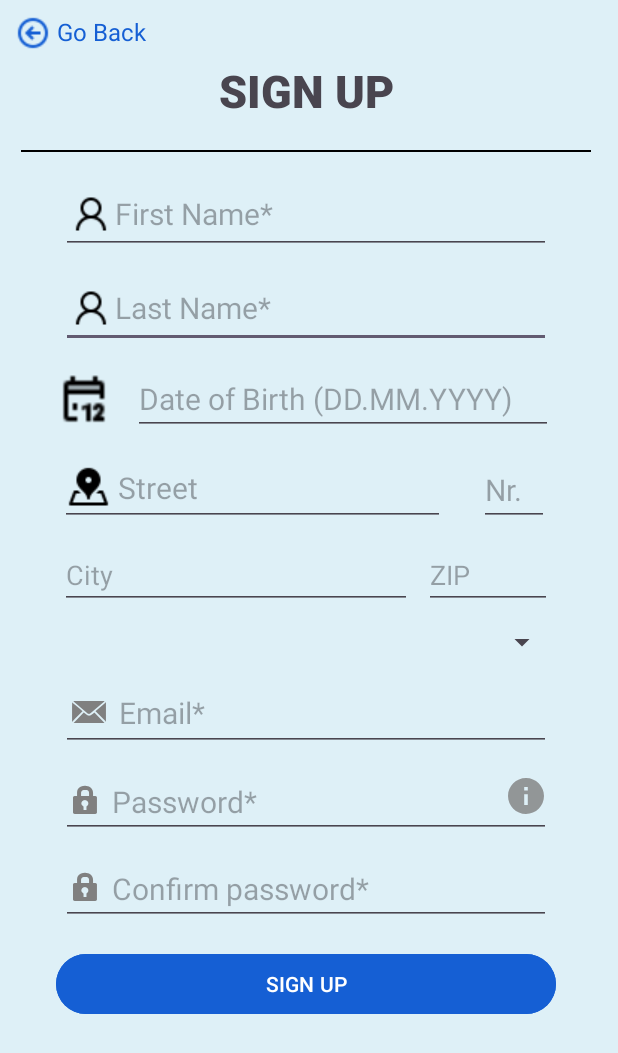
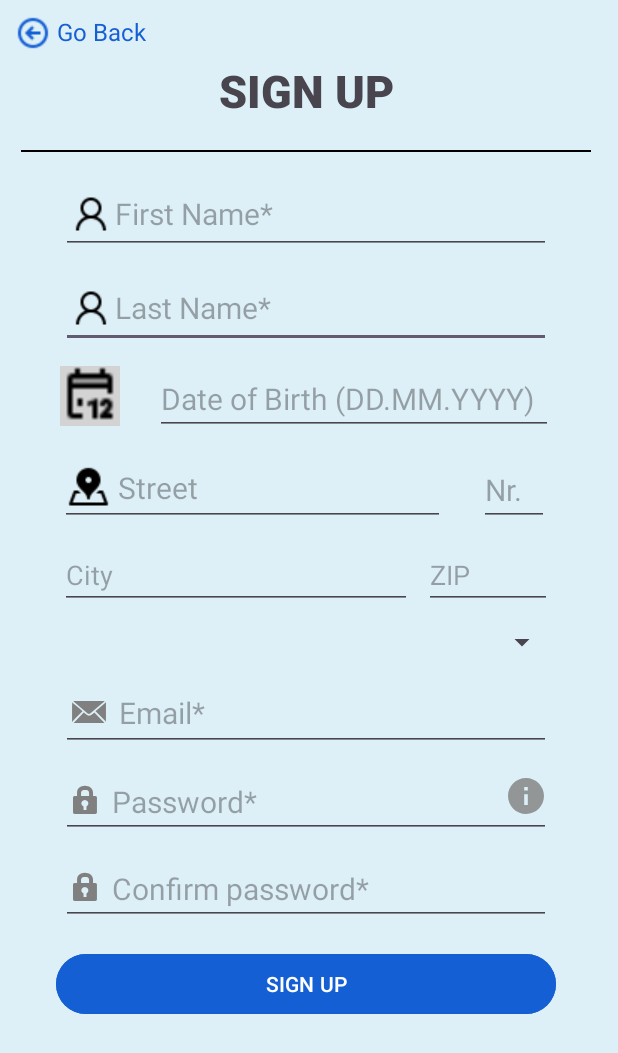
Before and after one commit to yernaz-togizbayev/travel_planner_app, an Android app: the SignUpActivity screen opened directly, with no data from a screen before it, on a phone screen of 412 x 824 dp. Shown: the top 1053 px of the screen. Run offline under Robolectric (Android 15) with nearby library versions, the phone set to English and light mode, and no system bars.

Commit message:
add background color for calendar icon

```diff
--- a/app/src/main/res/layout/activity_signup.xml
+++ b/app/src/main/res/layout/activity_signup.xml
@@ -100,7 +100,7 @@
         android:layout_height="wrap_content"
         android:layout_marginTop="10dp"
         android:layout_marginEnd="39dp"
-        android:width="280dp"
+        android:width="265dp"
         android:ems="14"
         android:hint="Date of Birth (DD.MM.YYYY)"
         android:inputType="date"
@@ -252,10 +252,12 @@
 
     <ImageView
         android:id="@+id/imageView4"
-        android:layout_width="36dp"
-        android:layout_height="36dp"
-        android:layout_marginStart="38dp"
-        android:layout_marginTop="17dp"
+        android:layout_width="40dp"
+        android:layout_height="40dp"
+        android:layout_marginStart="40dp"
+        android:layout_marginTop="12dp"
+        android:background="#d3d3d3"
+        android:backgroundTint="#d3d3d3"
         android:clickable="true"
         android:onClick="dateOfBirthCalenderIconPress"
         app:layout_constraintStart_toStartOf="parent"
```
